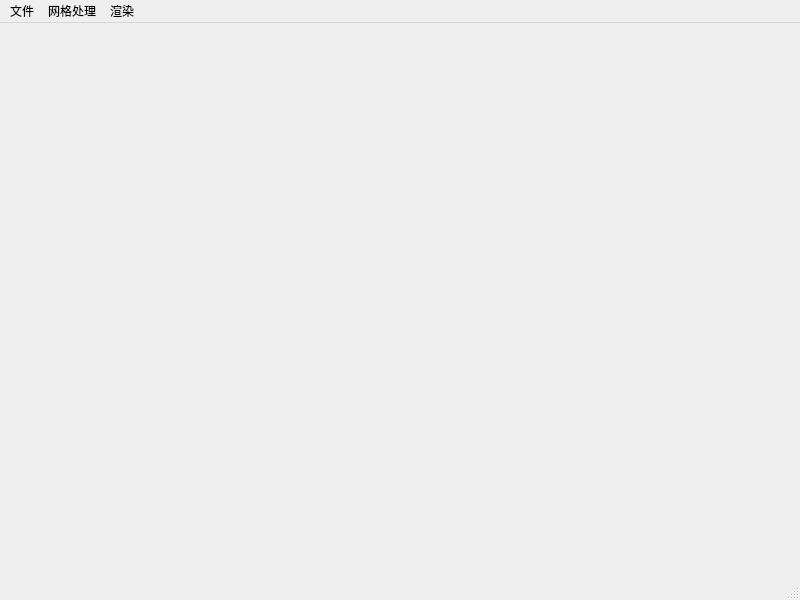
The window that mainwindow.ui (windless1015/Cart3DDemo) describes before a commit, drawn with Qt 5.
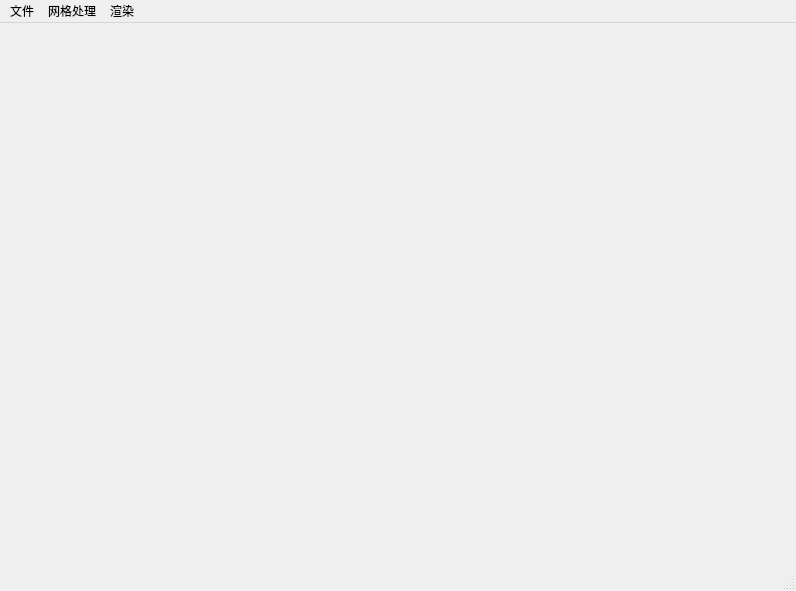
The same window after the commit.

What changed in the file:
```diff
--- a/mainwindow.ui
+++ b/mainwindow.ui
@@ -6,8 +6,8 @@
    <rect>
     <x>0</x>
     <y>0</y>
-    <width>800</width>
-    <height>600</height>
+    <width>796</width>
+    <height>591</height>
    </rect>
   </property>
   <property name="windowTitle">
@@ -19,7 +19,7 @@
     <rect>
      <x>0</x>
      <y>0</y>
-     <width>800</width>
+     <width>796</width>
      <height>22</height>
     </rect>
    </property>
```
Left out of the diff: 12 changed lines with no effect on the pictures.
